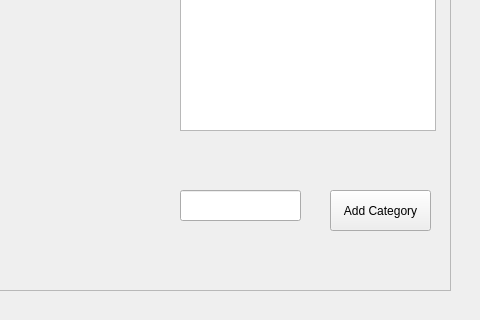
This is POS/UI/inventoryAdd.ui in ReiZedlav/CSCC-21.1-Software-Engineering-1 as Qt 5 draws it before an edit; both pictures show x 520 to 1000 and y 280 to 600 of the 1000 by 600 pixel window. The edited form follows.
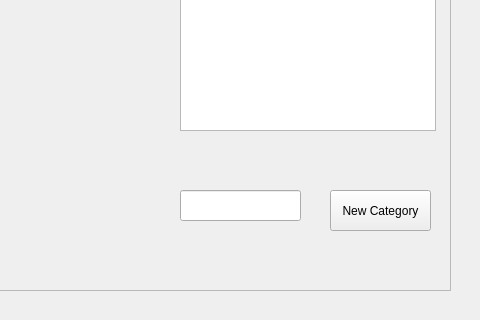
This is the edited form.

The edit to the form file:
```diff
--- a/POS/UI/inventoryAdd.ui
+++ b/POS/UI/inventoryAdd.ui
@@ -274,7 +274,7 @@
       </rect>
      </property>
      <property name="text">
-      <string>Add Category</string>
+      <string>New Category</string>
      </property>
     </widget>
     <widget class="QLineEdit" name="categoryForm">
```
